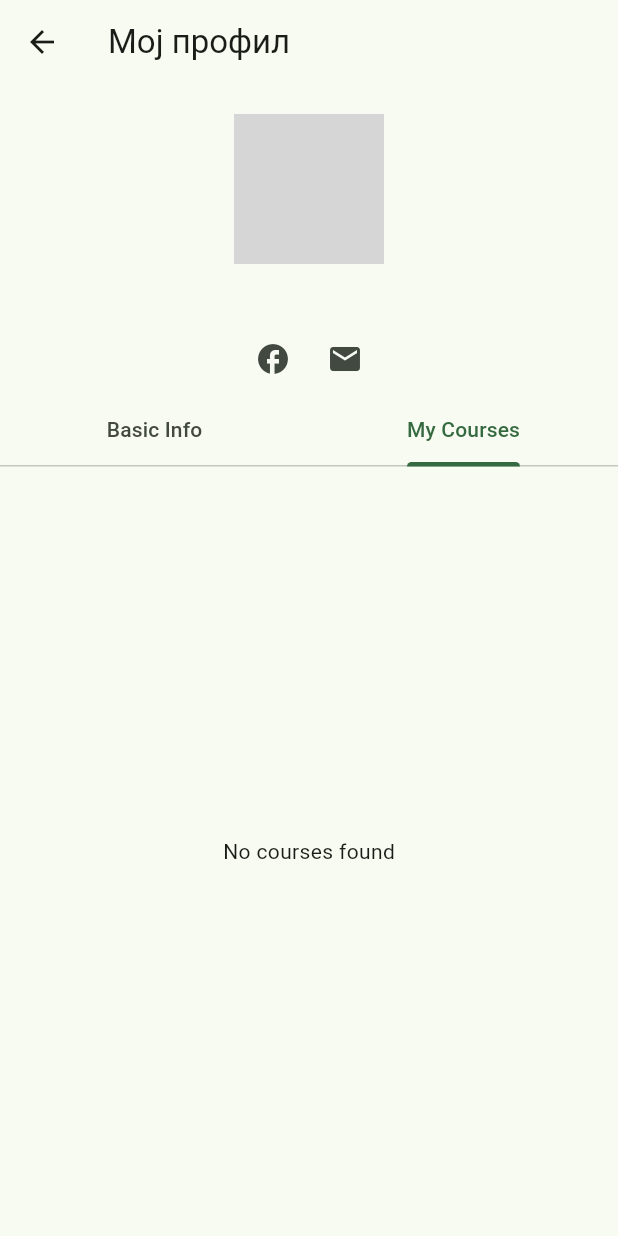
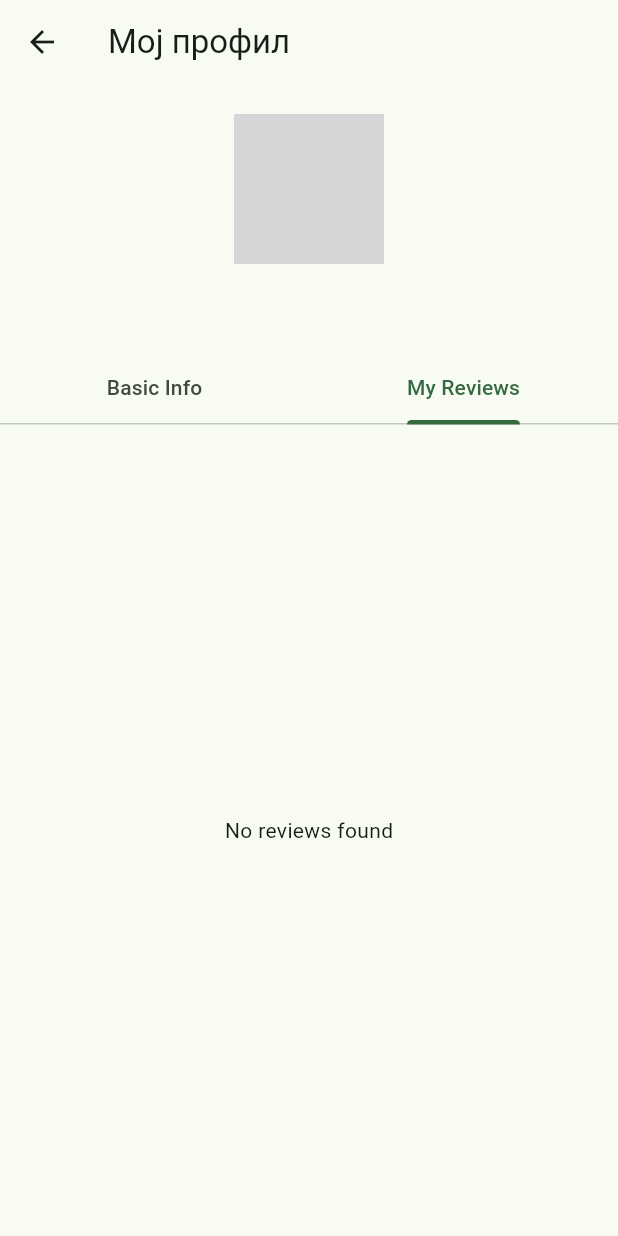
Before and after one commit to andrejtodorovski/EduConnect, a Flutter app: the MyProfileScreen screen opened by its route, tab 2 chosen, on a phone screen of 412 x 824 dp. Run offline on Flutter 3.47's test engine with Material 3 defaults, Android fonts, the phone set to English and light mode, and no system bars; our stand-ins replace cloud_firestore, firebase_auth, firebase_core, firebase_storage, image_picker; accounts and stored records are empty; generated files the repository leaves out were written again; network calls fail; grey boxes are pictures that could not be loaded.

Commit message:
Code clean up and fixed profile view

```diff
--- a/lib/main.dart
+++ b/lib/main.dart
@@ -7,7 +7,6 @@ import 'package:educonnect/screens/login_screen.dart';
 import 'package:educonnect/screens/messages_screen.dart';
 import 'package:educonnect/screens/my_profile_screen.dart';
 import 'package:educonnect/screens/register_screen.dart';
-import 'package:educonnect/screens/saved_courses_screen.dart';
 import 'package:educonnect/screens/splash_screen.dart';
 import 'package:educonnect/screens/welcome_screen.dart';
 import 'package:firebase_core/firebase_core.dart';
@@ -41,7 +40,6 @@ class MyApp extends StatelessWidget {
           WelcomeScreen.id: (context) => const WelcomeScreen(),
           AddCourseScreen.id: (context) => const AddCourseScreen(),
           CoursesScreen.id: (context) => const CoursesScreen(),
-          SavedCoursesScreen.id: (context) => const SavedCoursesScreen(),
           MessagesScreen.id: (context) => const MessagesScreen(),
           MyProfileScreen.id: (context) => const MyProfileScreen(),
         });
--- a/lib/screens/messages_screen.dart
+++ b/lib/screens/messages_screen.dart
@@ -22,8 +22,7 @@ class _MessagesScreenState extends State<MessagesScreen> {
   Widget build(BuildContext context) {
     return Scaffold(
       appBar: AppBar(title: const Text('Messages')),
-      body: SingleChildScrollView(
-        child: Row(
+      body: Row(
           children: [
             Expanded(
               child: StreamBuilder<List<Chat>>(
@@ -101,7 +100,6 @@ class _MessagesScreenState extends State<MessagesScreen> {
             ),
           ],
         ),
-      ),
     );
   }
 }
--- a/lib/screens/my_profile_screen.dart
+++ b/lib/screens/my_profile_screen.dart
@@ -1,7 +1,9 @@
 import 'dart:typed_data';
 
-import 'package:educonnect/models/course.dart'; // Ensure you have this model
-import 'package:educonnect/services/auth_service.dart'; // Adjust based on your implementation
+import 'package:educonnect/models/course.dart';
+import 'package:educonnect/models/review.dart';
+import 'package:educonnect/services/auth_service.dart';
+import 'package:educonnect/services/review_service.dart';
 import 'package:flutter/material.dart';
 import 'package:image_picker/image_picker.dart';
 
@@ -14,8 +16,9 @@ import 'add_course.dart';
 
 class MyProfileScreen extends StatefulWidget {
   static const String id = "myProfileScreen";
+  final String? userId;
 
-  const MyProfileScreen({super.key});
+  const MyProfileScreen({super.key, this.userId});
 
   @override
   State<MyProfileScreen> createState() => _MyProfileScreenState();
@@ -27,7 +30,8 @@ class _MyProfileScreenState extends State<MyProfileScreen>
   Uint8List? _image;
 
   Future<MyUser> getUserData() async {
-    return await AuthService().getCurrentUser();
+    return await AuthService()
+        .getUserById(widget.userId ?? AuthService().currentUser!.uid);
   }
 
   @override
@@ -64,15 +68,16 @@ class _MyProfileScreenState extends State<MyProfileScreen>
         title: const Text('Мој профил'),
       ),
       body: FutureBuilder<MyUser>(
-        future: getUserData(), // the Future function
+        future: getUserData(),
         builder: (context, snapshot) {
           if (snapshot.connectionState == ConnectionState.waiting) {
             return const Center(child: CircularProgressIndicator());
           } else if (snapshot.hasError) {
             return Center(child: Text('Error: ${snapshot.error}'));
           } else if (snapshot.hasData) {
-            // Data is loaded, access it using snapshot.data
             MyUser currentUser = snapshot.data!;
+            bool isTutor = currentUser.role == 'tutor';
+            bool isUserIdPresent = widget.userId != null;
             return Column(
               children: <Widget>[
                 const SizedBox(height: 20),
@@ -87,7 +92,8 @@ class _MyProfileScreenState extends State<MyProfileScreen>
                           ? CircleAvatar(
                               radius: 50.0,
                               backgroundColor: Colors.white,
-                              backgroundImage: NetworkImage(currentUser.imageUrl),
+                              backgroundImage:
+                                  NetworkImage(currentUser.imageUrl),
                             )
                           : const CircleAvatar(
                               radius: 50.0,
@@ -97,6 +103,7 @@ class _MyProfileScreenState extends State<MyProfileScreen>
                                 color: green,
                                 size: 90.0,
                               )),
+                  if (!isUserIdPresent) ...[
                     Positioned(
                       bottom: -10,
                       left: 65,
@@ -104,10 +111,12 @@ class _MyProfileScreenState extends State<MyProfileScreen>
                           icon: const Icon(Icons.add_a_photo),
                           onPressed: selectImage),
                     ),
+                  ],
                 ]),
                 const SizedBox(height: 10),
                 Text(currentUser.username,
                     style: const TextStyle(fontSize: 20)),
+                if (isTutor) ...[
                   Row(
                     mainAxisAlignment: MainAxisAlignment.center,
                     children: [
@@ -115,11 +124,26 @@ class _MyProfileScreenState extends State<MyProfileScreen>
                       _socialMediaButton(Icons.email),
                     ],
                   ),
+                ] else ...[
+                  const SizedBox(height: 20),
+                ],
                 TabBar(
                   controller: _tabController,
-                  tabs: const [
-                    Tab(text: 'Basic Info'),
-                    Tab(text: "My Courses"),
+                  tabs: [
+                    const Tab(text: 'Basic Info'),
+                    if (isTutor) ...[
+                      if (!isUserIdPresent) ...[
+                        const Tab(text: 'My Courses')
+                      ] else ...[
+                        const Tab(text: 'Tutor Courses')
+                      ],
+                    ] else ...[
+                      if (!isUserIdPresent) ...[
+                        const Tab(text: 'My Reviews')
+                      ] else ...[
+                        const Tab(text: 'Student Reviews')
+                      ],
+                    ],
                   ],
                 ),
                 Expanded(
@@ -127,7 +151,10 @@ class _MyProfileScreenState extends State<MyProfileScreen>
                     controller: _tabController,
                     children: [
                       _buildBasicInfoTab(currentUser),
-                      _buildMyCoursesTab(currentUser),
+                      if (isTutor) ...[
+                        _buildMyCoursesTab(currentUser, isUserIdPresent),
+                      ] else
+                        _buildMyReviewsTab(currentUser, isUserIdPresent),
                     ],
                   ),
                 ),
@@ -147,31 +174,75 @@ class _MyProfileScreenState extends State<MyProfileScreen>
         children: <Widget>[
           ListTile(
             title: const Text('First Name'),
-            subtitle: Text(currentUser.firstName), // Replace with actual data
+            subtitle: Text(currentUser.firstName),
           ),
           ListTile(
             title: const Text('Last Name'),
-            subtitle: Text(currentUser.lastName), // Replace with actual data
+            subtitle: Text(currentUser.lastName),
           ),
           ListTile(
             title: const Text('Email'),
-            subtitle: Text(currentUser.username), // Replace with actual data
+            subtitle: Text(currentUser.username),
           ),
           ListTile(
             title: const Text('Phone Number'),
-            subtitle: Text(currentUser.phoneNumber), // Replace with actual data
+            subtitle: Text(currentUser.phoneNumber),
           ),
-          // Add more fields as needed
         ],
       ),
     );
   }
 
-  Widget _buildMyCoursesTab(MyUser currentUser) {
-    // Assuming you have a method in your CourseService to fetch user courses
+  Widget _buildMyReviewsTab(MyUser currentUser, bool isUserIdPresent) {
+    return FutureBuilder<List<Review>>(
+        future: ReviewService().getReviewsForUser(currentUser.id),
+        builder: (context, snapshot) {
+          if (snapshot.connectionState == ConnectionState.waiting) {
+            return const Center(child: CircularProgressIndicator());
+          }
+          if (!snapshot.hasData || snapshot.data!.isEmpty) {
+            return const Center(child: Text('No reviews found'));
+          }
+          List<Review> reviews = snapshot.data!;
+          return Column(
+            children: [
+              Expanded(
+                child: ListView.builder(
+                  itemCount: reviews.length,
+                  itemBuilder: (context, index) {
+                    Review review = reviews[index];
+                    return ListTile(
+                      title: StreamBuilder<Course>(
+                        stream:
+                            CourseService().getCourseStream(review.courseId),
+                        builder: (context, snapshot) {
+                          if (snapshot.connectionState ==
+                              ConnectionState.waiting) {
+                            return const CircularProgressIndicator();
+                          } else if (snapshot.hasError) {
+                            return Text('Error: ${snapshot.error}');
+                          } else if (snapshot.hasData) {
+                            Course course = snapshot.data!;
+                            return Text(course.name);
+                          } else {
+                            return const Text('No course found');
+                          }
+                        },
+                      ),
+                      subtitle: Text(review.comment),
+                      trailing: Text(review.rating.toString()),
+                    );
+                  },
+                ),
+              ),
+            ],
+          );
+        });
+  }
+
+  Widget _buildMyCoursesTab(MyUser currentUser, bool isUserIdPresent) {
     return FutureBuilder<List<Course>>(
-      future: CourseService().getUserCoursesStream(
-          AuthService().currentUser!.uid), // Adjust fetching logic as needed
+      future: CourseService().getUserCoursesStream(currentUser.id),
       builder: (context, snapshot) {
         if (snapshot.connectionState == ConnectionState.waiting) {
           return const Center(child: CircularProgressIndicator());
@@ -182,6 +253,7 @@ class _MyProfileScreenState extends State<MyProfileScreen>
         List<Course> courses = snapshot.data!;
         return Column(
           children: [
+            if (!isUserIdPresent) ...[
               ElevatedButton(
                   onPressed: () {
                     Navigator.push(
@@ -191,6 +263,7 @@ class _MyProfileScreenState extends State<MyProfileScreen>
                     );
                   },
                   child: const Text('Add Course')),
+            ],
             const SizedBox(height: 20),
             Expanded(
               child: ListView.builder(
--- a/lib/screens/welcome_screen.dart
+++ b/lib/screens/welcome_screen.dart
@@ -27,7 +27,7 @@ class _WelcomeScreenState extends State<WelcomeScreen> {
                   const SizedBox(height: 80),
                   logogreen,
                   const SizedBox(height: 50),
-                  const Text("Продолжи како...",
+                  const Text("Регистрирај се како...",
                       style: TextStyle(fontSize: 26, color: green)),
                   const SizedBox(height: 20),
                   Container(
--- a/lib/widgets/rectangle_course.dart
+++ b/lib/widgets/rectangle_course.dart
@@ -93,18 +93,14 @@ class _FavoriteCourseIconButtonState extends State<FavoriteCourseIconButton> {
 
   @override
   Widget build(BuildContext context) {
-    // The icon changes based on the isFavorite flag
     IconData iconData = isFavorite ? Icons.bookmark : Icons.bookmark_border;
 
     return IconButton(
       icon: Icon(iconData),
       onPressed: () async {
-        // Ideally, handle potential errors and ensure createUserFavoriteCourse
-        // can indicate success/failure or use a state management solution
         await CourseService().createUserFavoriteCourse(
             widget.courseId, AuthService().currentUser!.uid);
 
-        // Toggle the favorite state
         setState(() {
           isFavorite = !isFavorite;
         });
--- a/lib/widgets/text_entry_field.dart
+++ b/lib/widgets/text_entry_field.dart
@@ -16,9 +16,8 @@ Widget entryFieldWidget(String title, TextEditingController controller,
             border: OutlineInputBorder(borderRadius: BorderRadius.circular(25)),
             fillColor: Colors.white,
             filled: true,
-            label: Text(title,
-                style:
-                    const TextStyle(fontSize: 15, color: green)),
+            label:
+                Text(title, style: const TextStyle(fontSize: 15, color: green)),
           ),
         )
       ],
```
Also changed, not shown: lib/screens/courses_screen.dart (+12 -5 lines), lib/screens/home_screen.dart (+28 -22 lines), lib/screens/saved_courses_screen.dart (deleted, +0 -19 lines), lib/screens/splash_screen.dart (+9 -2 lines), lib/services/auth_service.dart (+9 -0 lines), lib/services/course_service.dart (+35 -0 lines), lib/services/review_service.dart (+12 -0 lines), lib/widgets/course_info.dart (+8 -1 lines). Lines whose indentation alone changed are shown as unchanged.
